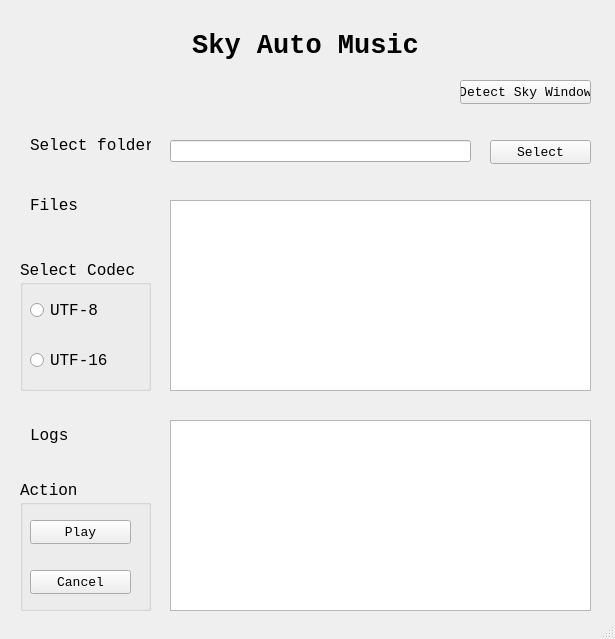
Infinity9591/SkyMusicPlayer, file demo.ui: the form before one commit.
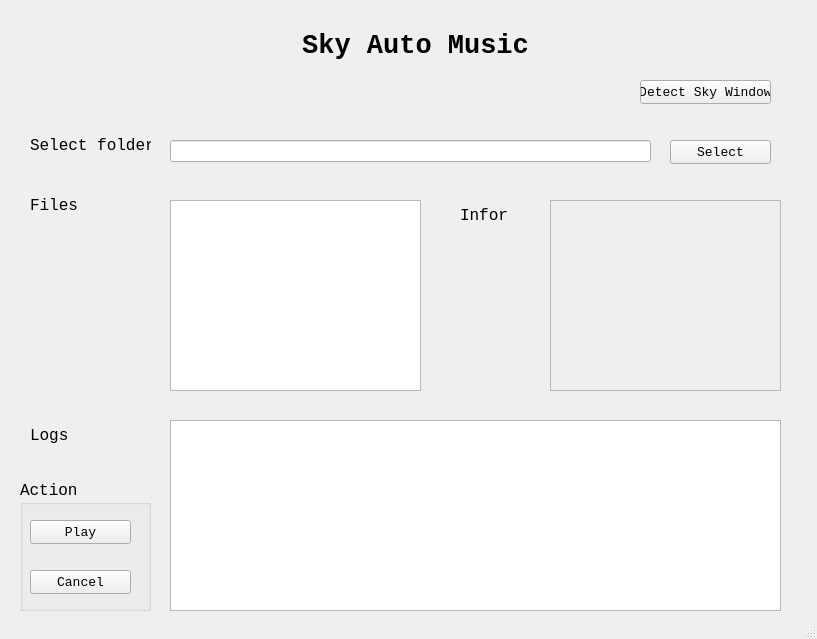
The form after the commit.

Commit message: adjust ui : delete codec checkbox add textbox to showing information about music sheet : name, author, bpm, suitable instruments

Patch:
```diff
--- a/demo.ui
+++ b/demo.ui
@@ -6,7 +6,7 @@
    <rect>
     <x>0</x>
     <y>0</y>
-    <width>615</width>
+    <width>817</width>
     <height>639</height>
    </rect>
   </property>
@@ -17,7 +17,7 @@
    <widget class="QLabel" name="label">
     <property name="geometry">
      <rect>
-      <x>180</x>
+      <x>290</x>
       <y>20</y>
       <width>251</width>
       <height>51</height>
@@ -61,7 +61,7 @@
      <rect>
       <x>170</x>
       <y>140</y>
-      <width>301</width>
+      <width>481</width>
       <height>22</height>
      </rect>
     </property>
@@ -69,7 +69,7 @@
    <widget class="QPushButton" name="pushButtonSelectFolder">
     <property name="geometry">
      <rect>
-      <x>490</x>
+      <x>670</x>
       <y>140</y>
       <width>101</width>
       <height>24</height>
@@ -109,62 +109,17 @@
      <rect>
       <x>170</x>
       <y>200</y>
-      <width>421</width>
+      <width>251</width>
       <height>191</height>
      </rect>
     </property>
    </widget>
-   <widget class="QGroupBox" name="groupBoxCodec">
-    <property name="geometry">
-     <rect>
-      <x>20</x>
-      <y>260</y>
-      <width>131</width>
-      <height>131</height>
-     </rect>
-    </property>
-    <property name="font">
-     <font>
-      <family>Consolas</family>
-      <pointsize>12</pointsize>
-     </font>
-    </property>
-    <property name="title">
-     <string>Select Codec</string>
-    </property>
-    <widget class="QRadioButton" name="radioButtonUTF8">
-     <property name="geometry">
-      <rect>
-       <x>10</x>
-       <y>40</y>
-       <width>89</width>
-       <height>20</height>
-      </rect>
-     </property>
-     <property name="text">
-      <string>UTF-8</string>
-     </property>
-    </widget>
-    <widget class="QRadioButton" name="radioButtonUTF16">
-     <property name="geometry">
-      <rect>
-       <x>10</x>
-       <y>90</y>
-       <width>89</width>
-       <height>20</height>
-      </rect>
-     </property>
-     <property name="text">
-      <string>UTF-16</string>
-     </property>
-    </widget>
-   </widget>
    <widget class="QPlainTextEdit" name="plainTextEditLogs">
     <property name="geometry">
      <rect>
       <x>170</x>
       <y>420</y>
-      <width>421</width>
+      <width>611</width>
       <height>191</height>
      </rect>
     </property>
@@ -248,7 +203,7 @@
    <widget class="QPushButton" name="pushButtonDetectWindow">
     <property name="geometry">
      <rect>
-      <x>460</x>
+      <x>640</x>
       <y>80</y>
       <width>131</width>
       <height>24</height>
@@ -264,6 +219,41 @@
      <string>Detect Sky Window</string>
     </property>
    </widget>
+   <widget class="QLabel" name="label_5">
+    <property name="geometry">
+     <rect>
+      <x>460</x>
+      <y>200</y>
+      <width>71</width>
+      <height>31</height>
+     </rect>
+    </property>
+    <property name="font">
+     <font>
+      <family>Consolas</family>
+      <pointsize>12</pointsize>
+     </font>
+    </property>
+    <property name="text">
+     <string>Infor</string>
+    </property>
+   </widget>
+   <widget class="QPlainTextEdit" name="plainTextInfor">
+    <property name="enabled">
+     <bool>false</bool>
+    </property>
+    <property name="geometry">
+     <rect>
+      <x>550</x>
+      <y>200</y>
+      <width>231</width>
+      <height>191</height>
+     </rect>
+    </property>
+    <property name="readOnly">
+     <bool>true</bool>
+    </property>
+   </widget>
   </widget>
   <widget class="QStatusBar" name="statusbar"/>
  </widget>
```
The commit also changes 2 other files.
